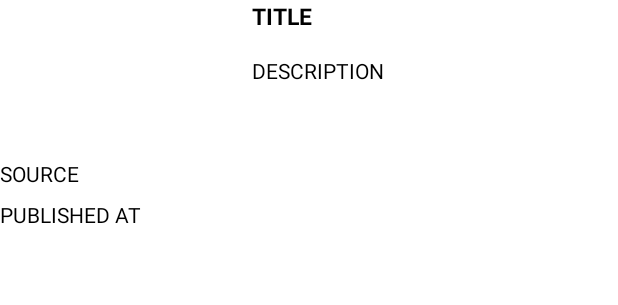
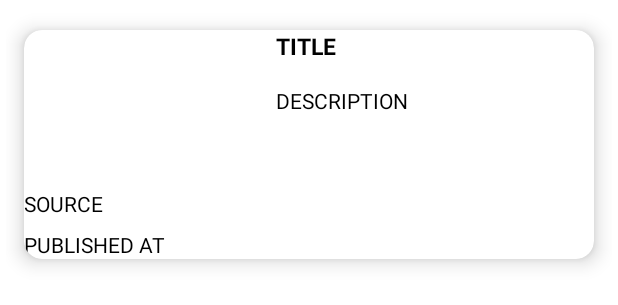
Before and after one commit to Drekza/News, an Android app: the layout item_article_preview.xml on its own in the app's theme, with its tools: preview values and no code run, on a phone screen of 412 x 824 dp. Shown: the top 305 px of the screen. Run offline under Robolectric (Android 15) with nearby library versions, the phone set to English and light mode, and no system bars.

Commit message:
Made cardViews for news

```diff
--- a/app/src/main/res/layout/item_article_preview.xml
+++ b/app/src/main/res/layout/item_article_preview.xml
@@ -3,7 +3,22 @@
     android:layout_width="match_parent"
     android:layout_height="wrap_content"
     xmlns:app="http://schemas.android.com/apk/res-auto"
-    android:layout_marginBottom="16dp">
+    android:layout_marginBottom="16dp"
+    android:padding="4dp">
+
+    <androidx.cardview.widget.CardView
+        android:layout_width="match_parent"
+        android:layout_height="wrap_content"
+        app:cardUseCompatPadding="true"
+        android:padding="16dp"
+        app:cardCornerRadius="12dp"
+        app:cardElevation="8dp"
+        app:layout_constraintStart_toStartOf="parent"
+        app:layout_constraintTop_toTopOf="parent">
+
+        <androidx.constraintlayout.widget.ConstraintLayout
+            android:layout_width="match_parent"
+            android:layout_height="match_parent">
 
             <ImageView
                 android:id="@+id/ivArticleImage"
@@ -34,8 +49,8 @@
                 android:textColor="@android:color/black"
                 android:textSize="15sp"
                 android:textStyle="bold"
+                app:layout_constraintLeft_toRightOf="@+id/ivArticleImage"
                 app:layout_constraintRight_toRightOf="parent"
-        app:layout_constraintLeft_toRightOf="@+id/ivArticleImage"
                 app:layout_constraintTop_toTopOf="parent" />
 
             <TextView
@@ -62,3 +77,7 @@
                 app:layout_constraintStart_toStartOf="parent"
                 app:layout_constraintTop_toBottomOf="@+id/tvSource" />
         </androidx.constraintlayout.widget.ConstraintLayout>
+    </androidx.cardview.widget.CardView>
+
+
+</androidx.constraintlayout.widget.ConstraintLayout>
```
Lines whose indentation alone changed are shown as unchanged.
